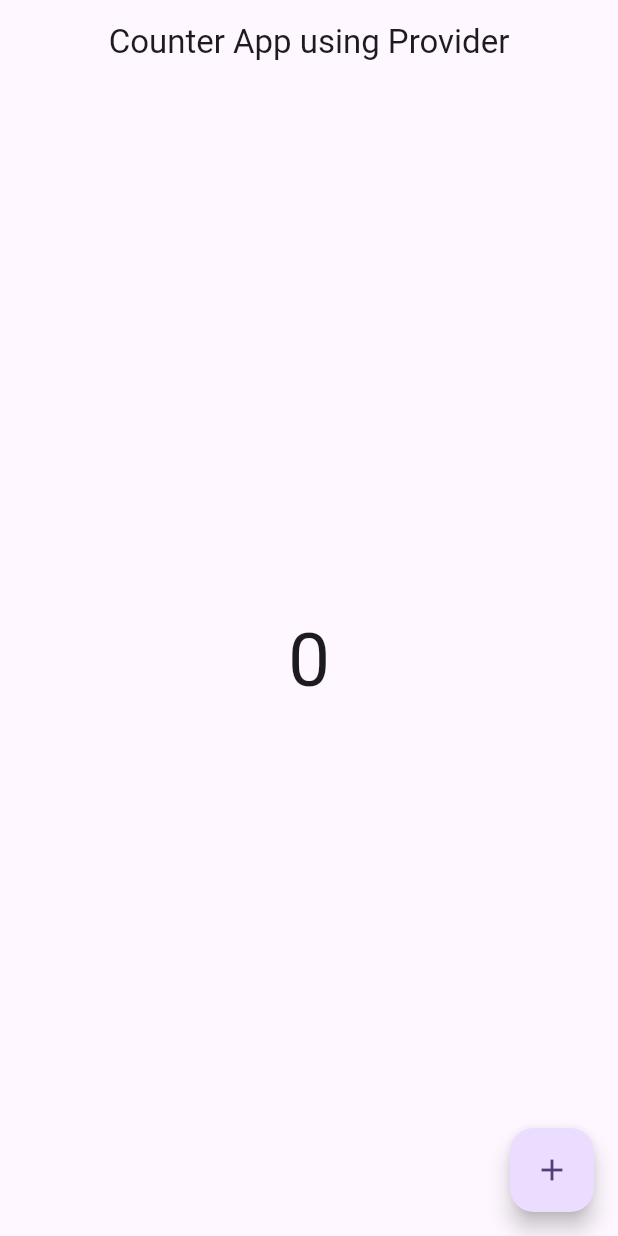
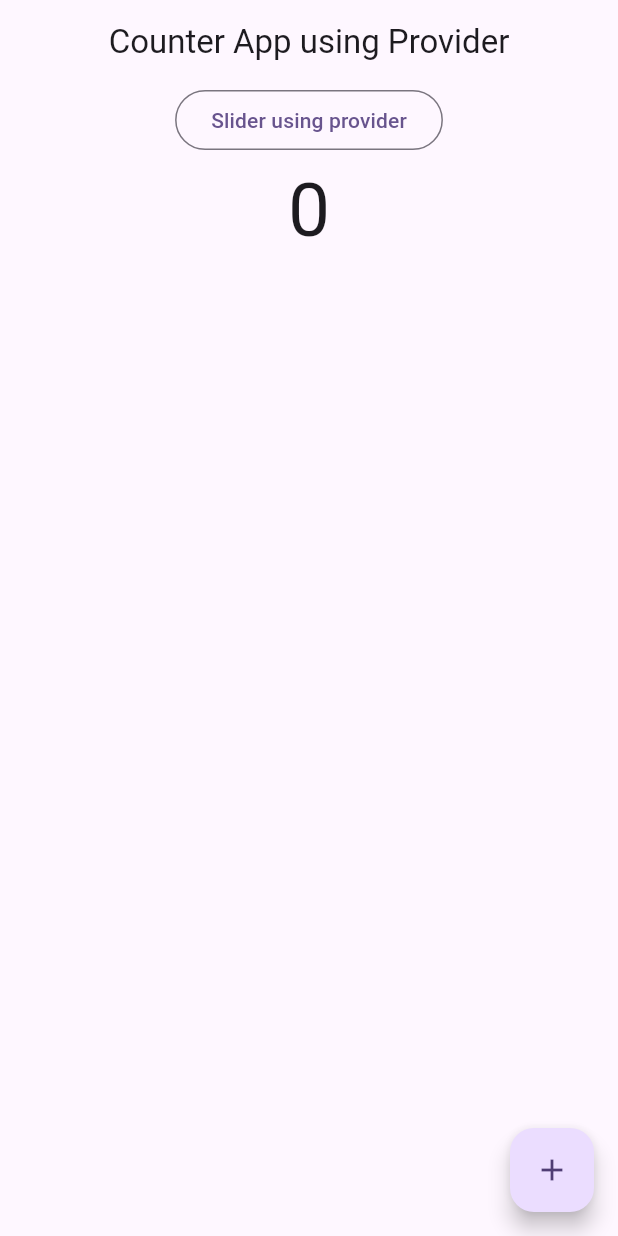
Before and after one commit to Ifte234/provider_projects, a Flutter app: the screen it shows after launch, on a phone screen of 412 x 824 dp. Run offline on Flutter 3.47's test engine with Material 3 defaults, Android fonts, the light colour scheme and no system bars; statements that could not run were skipped.

Commit message:
Slider example completed: Here are steps to follow:: make class define value and also getter import class in ui page and create instance as   final provider = Provider.of<ExampleTwoProvider>(context); Next : In ui the value that will change replace with value: provider.value, As we are using multiclass provider so ChangeNotifierProvider(create: (_)=> CountProvider(),),
--change to multiprovider

--go to main.dart and return
 MultiProvider(
        providers: [
          ChangeNotifierProvider(create: (_)=> CountProvider(),),
          ChangeNotifierProvider(create: (_)=> ExampleTwoProvider())
        ],
        child:

--listen: true) in instances

--instead of setstate use this in provider class
void setSlider(double val) {
    // double val this is onchange value of slider
    _value = val;
    notifyListeners();
  }
--Now call setSlider in onchange method
and also pass provider value to ui as
color: Colors.green.withOpacity(provider.value),

--change listen = false in instance so that only setSlider widget is rebuild on change value
--Now its time to use consumer widget and also remove that instance of provider
Dont forget to pass class to consumer
Consumer<ExampleTwoProvider>(
                builder: (BuildContext context, value, Widget? child) {
                  return Expanded(
                      child: Container(
                    height: 200,
                    color: Colors.red.withOpacity(provider.value),
                    child: Center(child: Text('Container Two')),
                  ));
                },
              )

```diff
--- a/lib/main.dart
+++ b/lib/main.dart
@@ -1,7 +1,9 @@
 import 'package:flutter/material.dart';
 import 'package:provider_projects/provider/count_provider.dart';
+import 'package:provider/provider.dart';
+import 'package:provider_projects/provider/exampleTwo_provider.dart';
 import 'package:provider_projects/screens/Counter.dart';
-import 'package:provider/provider.dart';
+import 'package:provider_projects/screens/exampleTwo.dart';
 
 void main() {
   runApp(const MyApp());
@@ -13,16 +15,20 @@ class MyApp extends StatelessWidget {
   // This widget is the root of your application.
   @override
   Widget build(BuildContext context) {
-    return ChangeNotifierProvider(create: (_)=> CountProvider(),
-      child:  MaterialApp(
+    return MultiProvider(
+        providers: [
+          ChangeNotifierProvider(
+            create: (_) => CountProvider(),
+          ),
+          ChangeNotifierProvider(create: (_) => ExampleTwoProvider())
+        ],
+        child: MaterialApp(
           title: 'Flutter Demo',
           theme: ThemeData(
             colorScheme: ColorScheme.fromSeed(seedColor: Colors.deepPurple),
             useMaterial3: true,
           ),
           home: counter(),
-      )
-    );
-
+        ));
   }
 }
--- a/lib/screens/Counter.dart
+++ b/lib/screens/Counter.dart
@@ -1,9 +1,11 @@
 import 'package:flutter/material.dart';
 import 'package:provider/provider.dart';
 import 'package:provider_projects/provider/count_provider.dart';
+import 'package:provider_projects/screens/exampleTwo.dart';
 
 import '../provider/count_provider.dart';
 import '../provider/count_provider.dart';
+
 class counter extends StatefulWidget {
   const counter({super.key});
 
@@ -14,11 +16,10 @@ class counter extends StatefulWidget {
 class _counterState extends State<counter> {
   @override
   Widget build(BuildContext context) {
-    final countProvider = Provider.of<CountProvider>(context,listen: false);
+    final countProvider = Provider.of<CountProvider>(context, listen: false);
     // ignore: avoid_print
     print("Build");
     return Scaffold(
-
         appBar: AppBar(
           title: const Text('Counter App using Provider'),
           centerTitle: true,
@@ -28,17 +29,28 @@ class _counterState extends State<counter> {
           onPressed: () {
             countProvider.setCounter();
           },
-
         ),
-      body: Consumer<CountProvider>(builder: (BuildContext context, value, child) {
+        body: Column(
+          children: [
+            OutlinedButton(
+                onPressed: () {
+                  Navigator.push(
+                      context, MaterialPageRoute(builder: (_) => ExampleTwo()));
+                },
+                child: Text("Slider using provider")),
+            Consumer<CountProvider>(
+              builder: (BuildContext context, value, child) {
                 print('object');
                 return Center(
-          child:
-          Text(countProvider.count.toString(),style: const TextStyle(fontSize: 50),),
+                  child: Text(
+                    countProvider.count.toString(),
+                    style: const TextStyle(fontSize: 50),
+                  ),
                 );
               },
+            ),
+          ],
         )
-
 
         //     Center(
         //         child: Text(countProvider.count.toString(),style: TextStyle(fontSize: 50),),
```
Also changed, not shown: lib/screens/exampleTwo.dart (+72 -0 lines), 1 other file. Lines whose indentation alone changed are shown as unchanged.
